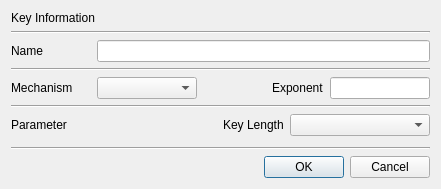
The window that CertMan/new_key_dlg.ui (jykim74/CertMan) describes before a commit, drawn with Qt 5.
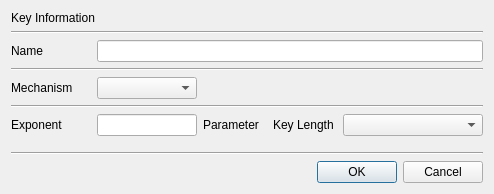
The same window after the commit.

Commit message: NewKeyDlg UI 개선

```diff
--- a/CertMan/new_key_dlg.ui
+++ b/CertMan/new_key_dlg.ui
@@ -6,87 +6,120 @@
    <rect>
     <x>0</x>
     <y>0</y>
-    <width>441</width>
-    <height>189</height>
+    <width>494</width>
+    <height>194</height>
    </rect>
   </property>
   <property name="windowTitle">
    <string>New Key</string>
   </property>
-  <layout class="QGridLayout" name="gridLayout">
-   <item row="2" column="1" colspan="3">
-    <widget class="QLineEdit" name="mNameText"/>
-   </item>
-   <item row="10" column="0" colspan="4">
-    <widget class="Line" name="line_4">
-     <property name="orientation">
-      <enum>Qt::Horizontal</enum>
-     </property>
-    </widget>
-   </item>
-   <item row="2" column="0">
-    <widget class="QLabel" name="label_2">
-     <property name="maximumSize">
-      <size>
-       <width>80</width>
-       <height>16777215</height>
-      </size>
-     </property>
-     <property name="text">
-      <string>Name</string>
-     </property>
-    </widget>
-   </item>
-   <item row="0" column="0" colspan="2">
+  <layout class="QVBoxLayout" name="verticalLayout">
+   <item>
     <widget class="QLabel" name="label">
      <property name="text">
       <string>Key Information</string>
      </property>
     </widget>
    </item>
-   <item row="4" column="0" colspan="4">
+   <item>
+    <widget class="Line" name="line">
+     <property name="orientation">
+      <enum>Qt::Horizontal</enum>
+     </property>
+    </widget>
+   </item>
+   <item>
+    <layout class="QGridLayout" name="gridLayout">
+     <property name="topMargin">
+      <number>0</number>
+     </property>
+     <item row="0" column="0">
+      <widget class="QLabel" name="label_2">
+       <property name="minimumSize">
+        <size>
+         <width>80</width>
+         <height>0</height>
+        </size>
+       </property>
+       <property name="maximumSize">
+        <size>
+         <width>80</width>
+         <height>16777215</height>
+        </size>
+       </property>
+       <property name="text">
+        <string>Name</string>
+       </property>
+      </widget>
+     </item>
+     <item row="0" column="1">
+      <widget class="QLineEdit" name="mNameText"/>
+     </item>
+    </layout>
+   </item>
+   <item>
     <widget class="Line" name="line_2">
      <property name="orientation">
       <enum>Qt::Horizontal</enum>
      </property>
     </widget>
    </item>
-   <item row="11" column="2" colspan="2">
-    <widget class="QDialogButtonBox" name="buttonBox">
+   <item>
+    <layout class="QGridLayout" name="gridLayout_4">
+     <property name="topMargin">
+      <number>0</number>
+     </property>
+     <item row="0" column="0">
+      <widget class="QLabel" name="label_3">
+       <property name="minimumSize">
+        <size>
+         <width>80</width>
+         <height>0</height>
+        </size>
+       </property>
+       <property name="text">
+        <string>Mechanism</string>
+       </property>
+      </widget>
+     </item>
+     <item row="0" column="1">
+      <widget class="QComboBox" name="mMechCombo">
+       <property name="minimumSize">
+        <size>
+         <width>100</width>
+         <height>0</height>
+        </size>
+       </property>
+      </widget>
+     </item>
+     <item row="0" column="2">
+      <spacer name="horizontalSpacer_2">
+       <property name="orientation">
+        <enum>Qt::Horizontal</enum>
+       </property>
+       <property name="sizeHint" stdset="0">
+        <size>
+         <width>40</width>
+         <height>20</height>
+        </size>
+       </property>
+      </spacer>
+     </item>
+    </layout>
+   </item>
+   <item>
+    <widget class="Line" name="line_3">
      <property name="orientation">
       <enum>Qt::Horizontal</enum>
      </property>
-     <property name="standardButtons">
-      <set>QDialogButtonBox::Cancel|QDialogButtonBox::Ok</set>
-     </property>
     </widget>
    </item>
-   <item row="8" column="0" colspan="4">
+   <item>
     <layout class="QGridLayout" name="gridLayout_2">
      <property name="topMargin">
       <number>0</number>
      </property>
-     <item row="0" column="0">
-      <widget class="QLabel" name="label_6">
-       <property name="minimumSize">
-        <size>
-         <width>80</width>
-         <height>0</height>
-        </size>
-       </property>
-       <property name="text">
-        <string>Parameter</string>
-       </property>
-      </widget>
-     </item>
-     <item row="0" column="2">
-      <widget class="QLabel" name="mOptionLabel">
-       <property name="text">
-        <string>Key Length</string>
-       </property>
-      </widget>
-     </item>
-     <item row="0" column="3">
+     <item row="0" column="4">
       <widget class="QComboBox" name="mOptionCombo">
        <property name="minimumSize">
         <size>
@@ -97,21 +130,51 @@
       </widget>
      </item>
      <item row="0" column="1">
-      <spacer name="horizontalSpacer">
-       <property name="orientation">
-        <enum>Qt::Horizontal</enum>
+      <widget class="QLineEdit" name="mExponentText">
+       <property name="maximumSize">
+        <size>
+         <width>100</width>
+         <height>16777215</height>
+        </size>
        </property>
-       <property name="sizeHint" stdset="0">
+      </widget>
+     </item>
+     <item row="0" column="0">
+      <widget class="QLabel" name="mExponentLabel">
+       <property name="minimumSize">
         <size>
-         <width>40</width>
-         <height>20</height>
+         <width>80</width>
+         <height>0</height>
         </size>
        </property>
-      </spacer>
+       <property name="maximumSize">
+        <size>
+         <width>80</width>
+         <height>16777215</height>
+        </size>
+       </property>
+       <property name="text">
+        <string>Exponent</string>
+       </property>
+      </widget>
+     </item>
+     <item row="0" column="3">
+      <widget class="QLabel" name="mOptionLabel">
+       <property name="text">
+        <string>Key Length</string>
+       </property>
+      </widget>
+     </item>
+     <item row="0" column="2">
+      <widget class="QLabel" name="label_4">
+       <property name="text">
+        <string>Parameter</string>
+       </property>
+      </widget>
      </item>
     </layout>
    </item>
-   <item row="9" column="0">
+   <item>
     <spacer name="verticalSpacer">
      <property name="orientation">
       <enum>Qt::Vertical</enum>
@@ -124,85 +187,22 @@
      </property>
     </spacer>
    </item>
-   <item row="7" column="0" colspan="4">
-    <widget class="Line" name="line_3">
+   <item>
+    <widget class="Line" name="line_4">
      <property name="orientation">
       <enum>Qt::Horizontal</enum>
      </property>
     </widget>
    </item>
-   <item row="1" column="0" colspan="4">
-    <widget class="Line" name="line">
+   <item>
+    <widget class="QDialogButtonBox" name="buttonBox">
      <property name="orientation">
       <enum>Qt::Horizontal</enum>
      </property>
-    </widget>
-   </item>
-   <item row="5" column="0" colspan="4">
-    <layout class="QGridLayout" name="gridLayout_4">
-     <property name="topMargin">
-      <number>0</number>
+     <property name="standardButtons">
+      <set>QDialogButtonBox::Cancel|QDialogButtonBox::Ok</set>
      </property>
-     <item row="0" column="4">
-      <widget class="QLineEdit" name="mExponentText">
-       <property name="maximumSize">
-        <size>
-         <width>100</width>
-         <height>16777215</height>
-        </size>
-       </property>
-      </widget>
-     </item>
-     <item row="0" column="0">
-      <widget class="QLabel" name="label_3">
-       <property name="minimumSize">
-        <size>
-         <width>80</width>
-         <height>0</height>
-        </size>
-       </property>
-       <property name="text">
-        <string>Mechanism</string>
-       </property>
-      </widget>
-     </item>
-     <item row="0" column="1">
-      <widget class="QComboBox" name="mMechCombo">
-       <property name="minimumSize">
-        <size>
-         <width>100</width>
-         <height>0</height>
-        </size>
-       </property>
-      </widget>
-     </item>
-     <item row="0" column="3">
-      <widget class="QLabel" name="mExponentLabel">
-       <property name="maximumSize">
-        <size>
-         <width>80</width>
-         <height>16777215</height>
-        </size>
-       </property>
-       <property name="text">
-        <string>Exponent</string>
-       </property>
-      </widget>
-     </item>
-     <item row="0" column="2">
-      <spacer name="horizontalSpacer_2">
-       <property name="orientation">
-        <enum>Qt::Horizontal</enum>
-       </property>
-       <property name="sizeHint" stdset="0">
-        <size>
-         <width>40</width>
-         <height>20</height>
-        </size>
-       </property>
-      </spacer>
-     </item>
-    </layout>
+    </widget>
    </item>
   </layout>
  </widget>
```
Left out of the diff: 2 changed lines with no effect on the pictures.
